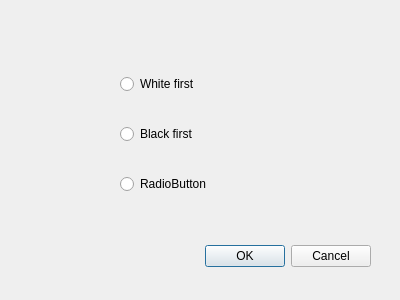
This is testBoard/dialog.ui in CharlieVinnie/RandGomoku as Qt 5 draws it before an edit. The edited form follows.
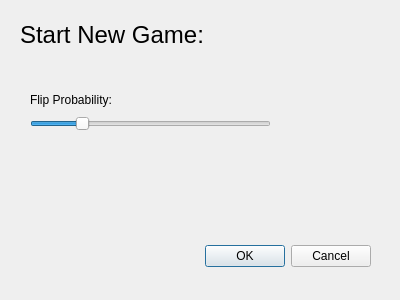
This is the edited form.

Commit message: Add flip probability slider to start game dialog

Diff of the .ui file:
```diff
--- a/testBoard/dialog.ui
+++ b/testBoard/dialog.ui
@@ -29,20 +29,33 @@
     <set>QDialogButtonBox::StandardButton::Cancel|QDialogButtonBox::StandardButton::Ok</set>
    </property>
   </widget>
+  <widget class="QLabel" name="start_new_game_title">
+   <property name="geometry">
+    <rect>
+     <x>20</x>
+     <y>0</y>
+     <width>281</width>
+     <height>71</height>
+    </rect>
+   </property>
+   <property name="text">
+    <string>&lt;html&gt;&lt;head/&gt;&lt;body&gt;&lt;p&gt;&lt;span style=&quot; font-size:18pt;&quot;&gt;Start New Game:&lt;/span&gt;&lt;/p&gt;&lt;/body&gt;&lt;/html&gt;</string>
+   </property>
+  </widget>
   <widget class="QWidget" name="">
    <property name="geometry">
     <rect>
-     <x>120</x>
-     <y>50</y>
-     <width>111</width>
-     <height>171</height>
+     <x>30</x>
+     <y>90</y>
+     <width>241</width>
+     <height>41</height>
     </rect>
    </property>
    <layout class="QVBoxLayout" name="verticalLayout">
     <item>
-     <widget class="QRadioButton" name="radioButton">
+     <widget class="QLabel" name="flip_prob_text">
       <property name="text">
-       <string>White first</string>
+       <string>Flip Probability: </string>
       </property>
       <attribute name="buttonGroup">
        <string notr="true">buttonGroup</string>
@@ -50,23 +63,16 @@
      </widget>
     </item>
     <item>
-     <widget class="QRadioButton" name="radioButton_2">
-      <property name="text">
-       <string>Black first</string>
+     <widget class="QSlider" name="flip_prob_slider">
+      <property name="maximum">
+       <number>100</number>
       </property>
-      <attribute name="buttonGroup">
-       <string notr="true">buttonGroup</string>
-      </attribute>
-     </widget>
-    </item>
-    <item>
-     <widget class="QRadioButton" name="radioButton_3">
-      <property name="text">
-       <string>RadioButton</string>
+      <property name="value">
+       <number>20</number>
       </property>
-      <attribute name="buttonGroup">
-       <string notr="true">buttonGroup</string>
-      </attribute>
+      <property name="orientation">
+       <enum>Qt::Orientation::Horizontal</enum>
+      </property>
      </widget>
     </item>
    </layout>
```
Left out of the diff: 3 changed lines with no effect on the pictures. The commit also changes 2 other files.
